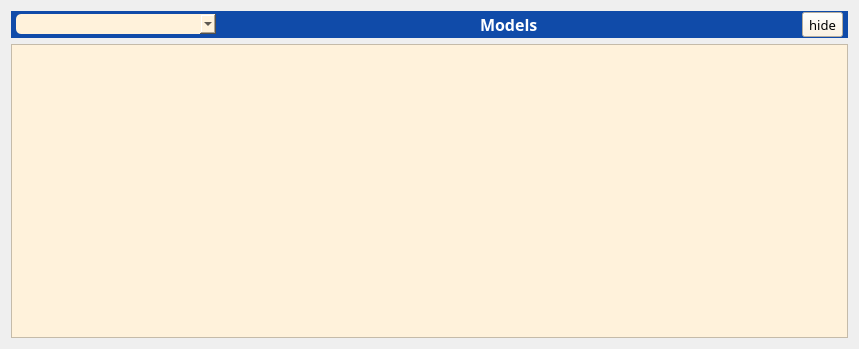
The window that src/gui/modelsdialog.ui (ddarriba/modeltest) describes before a commit, drawn with Qt 5.
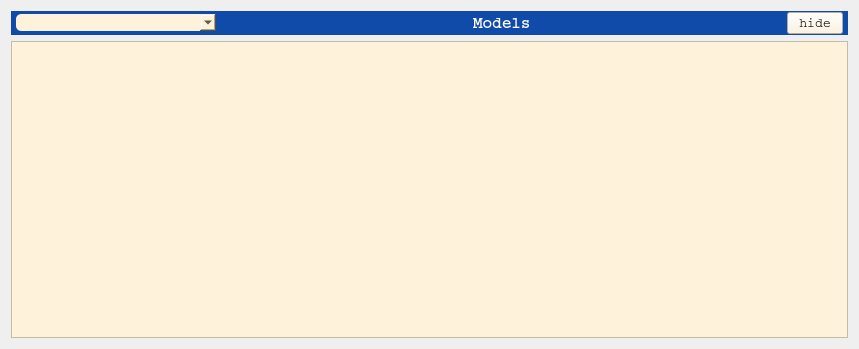
The same window after the commit. Icons and pictures are not drawn.

Diff of the .ui file:
```diff
--- a/src/gui/modelsdialog.ui
+++ b/src/gui/modelsdialog.ui
@@ -61,7 +61,7 @@
         </property>
         <property name="font">
          <font>
-          <family>Courier 10 Pitch</family>
+          <family>Courier</family>
           <pointsize>10</pointsize>
          </font>
         </property>
@@ -87,7 +87,7 @@
        <widget class="QLabel" name="label">
         <property name="font">
          <font>
-          <family>Courier 10 Pitch</family>
+          <family>Courier</family>
           <pointsize>12</pointsize>
           <weight>75</weight>
           <bold>true</bold>
@@ -118,7 +118,7 @@
        <widget class="QToolButton" name="toolButton">
         <property name="font">
          <font>
-          <family>Courier 10 Pitch</family>
+          <family>Courier</family>
           <pointsize>10</pointsize>
          </font>
         </property>
@@ -137,7 +137,7 @@
     <widget class="QTableView" name="table_models">
      <property name="font">
       <font>
-       <family>Courier 10 Pitch</family>
+       <family>Courier</family>
        <pointsize>9</pointsize>
        <weight>50</weight>
        <bold>false</bold>
```
